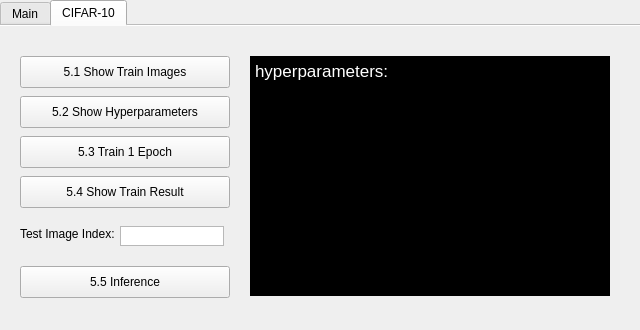
Old version of the form main.ui in the repository WeiZhiHuang/cvdl-hw1.
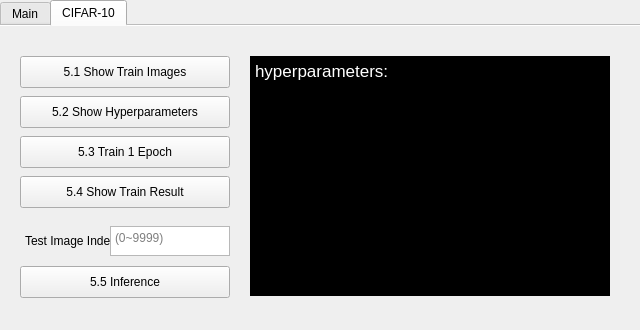
New version of the form. The open tabs and pages were chosen to show the change.

Patch:
```diff
--- a/main.ui
+++ b/main.ui
@@ -475,10 +475,10 @@
     <widget class="QLabel" name="label_9">
      <property name="geometry">
       <rect>
-       <x>20</x>
+       <x>25</x>
        <y>200</y>
        <width>110</width>
-       <height>16</height>
+       <height>30</height>
       </rect>
      </property>
      <property name="text">
@@ -488,15 +488,18 @@
     <widget class="QTextEdit" name="textEdit_5">
      <property name="geometry">
       <rect>
-       <x>120</x>
+       <x>110</x>
        <y>200</y>
-       <width>104</width>
-       <height>20</height>
+       <width>120</width>
+       <height>30</height>
       </rect>
      </property>
      <property name="verticalScrollBarPolicy">
       <enum>Qt::ScrollBarAlwaysOff</enum>
      </property>
+     <property name="placeholderText">
+      <string>(0~9999)</string>
+     </property>
     </widget>
     <widget class="QTextBrowser" name="textBrowser">
      <property name="geometry">
```
